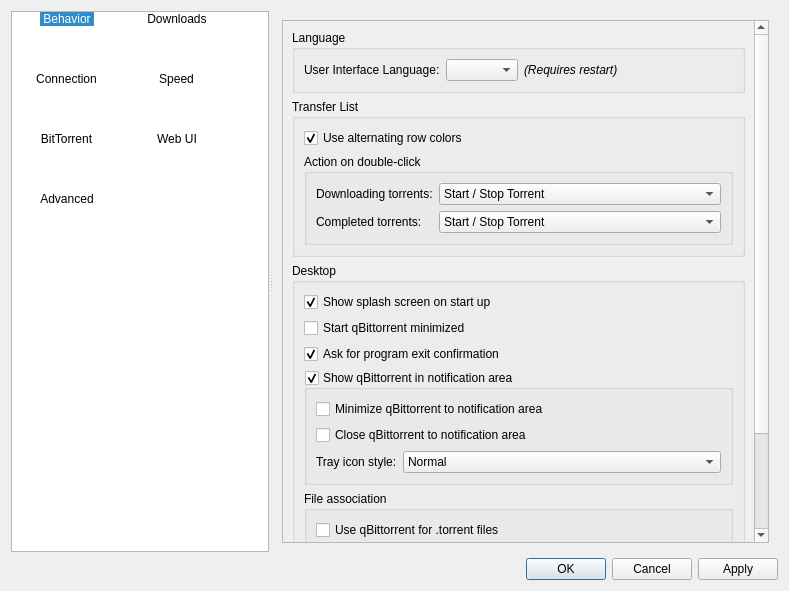
This is src/preferences/options.ui in SysAdminDoc/qBittorrent-Vanced as Qt 5 draws it before an edit. The edited form follows.
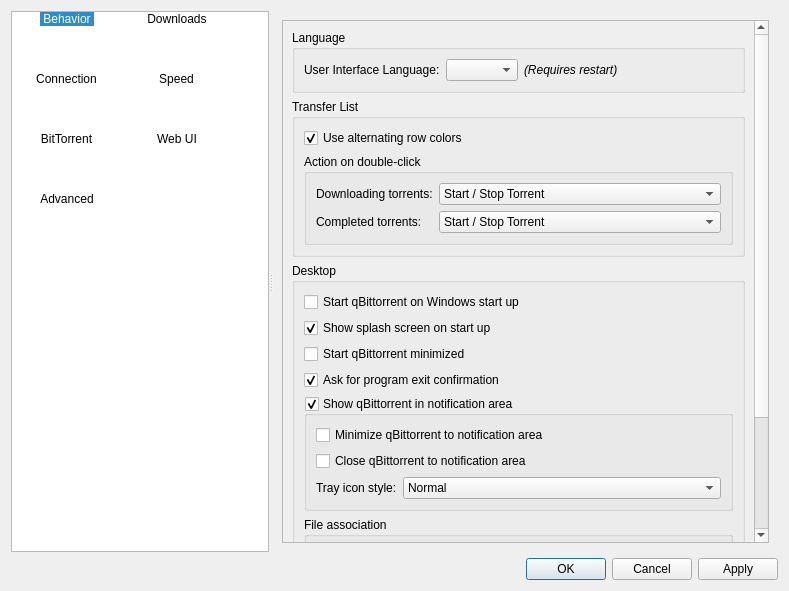
This is the edited form. Icons and pictures are not drawn.

Commit message: Add option to start qbt with Windows startup.

Patch:
```diff
--- a/src/preferences/options.ui
+++ b/src/preferences/options.ui
@@ -350,6 +350,13 @@
                <string>Desktop</string>
               </property>
               <layout class="QVBoxLayout" name="verticalLayout_12">
+               <item>
+                <widget class="QCheckBox" name="checkStartup">
+                 <property name="text">
+                  <string>Start qBittorrent on Windows start up</string>
+                 </property>
+                </widget>
+               </item>
                <item>
                 <widget class="QCheckBox" name="checkShowSplash">
                  <property name="text">
```
The commit also changes 3 other files.
